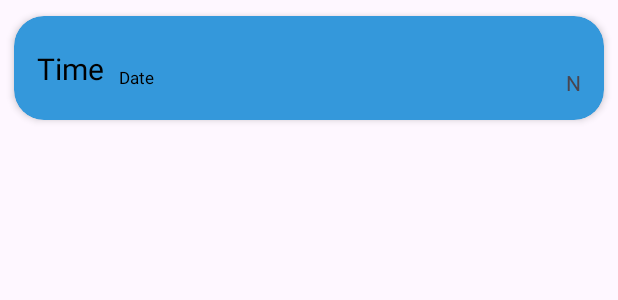
After one commit to ahmedhaasan/WeatherForeCast, an Android app: the layout alert_item.xml on its own in the app's theme, with its tools: preview values and no code run, on a phone screen of 412 x 824 dp. The commit adds this screen. Shown: the top 300 px of the screen. Run offline under Robolectric (Android 15) with nearby library versions, the phone set to English and light mode, and no system bars.

Commit message:
working on Alert Screen try to implement the Alert Fragment with xml and alert item also alert Dialog that i will take the data from  aslo implement some methods in Alert framgnet also alert viewModel and repo

```diff
--- a/app/build.gradle.kts
+++ b/app/build.gradle.kts
@@ -116,6 +116,10 @@ dependencies {
     //Work Manager
     implementation("androidx.work:work-runtime:2.9.1")
 
+    // easy permissinos for alarm
+    implementation ("pub.devrel:easypermissions:3.0.0")
+
+
 
 
 
--- a/app/src/main/AndroidManifest.xml
+++ b/app/src/main/AndroidManifest.xml
@@ -9,7 +9,12 @@
     <uses-permission android:name="android.permission.INTERNET" />
     <uses-permission android:name="android.permission.ACCESS_NETWORK_STATE" />
     <uses-permission android:name="android.permission.WRITE_EXTERNAL_STORAGE" />
+    <!--permissions for alarm-->
     <uses-permission android:name="android.permission.SCHEDULE_EXACT_ALARM"/>
+    <uses-permission android:name="android.permission.POST_NOTIFICATIONS" />
+    <uses-permission android:name="android.permission.RECEIVE_BOOT_COMPLETED" />
+    <uses-permission android:name="android.permission.SYSTEM_ALERT_WINDOW" />
+    <uses-permission android:name="android.permission.POST_NOTIFICATIONS" />
 
 
 
--- a/app/src/main/java/com/example/weatherforecast/model/database/WeatherDao.kt
+++ b/app/src/main/java/com/example/weatherforecast/model/database/WeatherDao.kt
@@ -73,6 +73,6 @@ interface WeatherDao {
     @Delete
     suspend fun deleteAlarm(alarm: AlarmEntity)
 
-    @Query("SELECT * FROM alarm_table ORDER BY createdAt DESC")
+    @Query("SELECT * FROM alarm_table")
     fun getAllAlarms(): Flow<List<AlarmEntity>>
 }
--- a/app/src/main/java/com/example/weatherforecast/model/reposiatory/ReposiatoryContract.kt
+++ b/app/src/main/java/com/example/weatherforecast/model/reposiatory/ReposiatoryContract.kt
@@ -43,7 +43,7 @@ interface ReposiatoryContract {
     /**
      *      lets start with alarm
      */
-    suspend fun insert(alarm: AlarmEntity)
+    suspend fun insertAlarmLocally(alarm: AlarmEntity)
     suspend fun deleteAlarm(alarm: AlarmEntity)
     fun getAllAlarms(): Flow<List<AlarmEntity>>
 
--- a/app/src/main/java/com/example/weatherforecast/model/view_models/alarm/AlarmFactory.kt
+++ b/app/src/main/java/com/example/weatherforecast/model/view_models/alarm/AlarmFactory.kt
@@ -5,7 +5,7 @@ import androidx.lifecycle.ViewModelProvider
 import com.example.weatherforecast.model.reposiatory.ReposiatoryImp
 import com.example.weatherforecast.model.view_models.home.WeatherViewModel
 
-class WeatherViewModelFactory(val repo : ReposiatoryImp) : ViewModelProvider.Factory {
+class AlarmFactory(val repo : ReposiatoryImp) : ViewModelProvider.Factory {
     override fun <T : ViewModel> create(modelClass: Class<T>): T {
         return if(modelClass.isAssignableFrom(AlarmViewModel::class.java)){
             AlarmViewModel(repo) as T
--- a/app/src/main/java/com/example/weatherforecast/view/setting/SettingFragment.kt
+++ b/app/src/main/java/com/example/weatherforecast/view/setting/SettingFragment.kt
@@ -155,12 +155,12 @@ class SettingFragment : Fragment() {
         binding.rgNotification.setOnCheckedChangeListener { _, checkedId ->
             val notification = when (checkedId) {
                 R.id.rb_enable -> {
-                    settingViewModel.saveNotificationPreference("enabled")
+                    settingViewModel.saveNotificationPreference(Constants.ENABLED)
                     getString(R.string.enable)
                 }
 
                 R.id.rb_disable -> {
-                    settingViewModel.saveNotificationPreference("disabled")
+                    settingViewModel.saveNotificationPreference(Constants.DISABLED)
                     getString(R.string.disable)
                 }
 
--- /dev/null
+++ b/app/src/main/res/layout/alert_item.xml
@@ -0,0 +1,65 @@
+<?xml version="1.0" encoding="utf-8"?>
+<com.google.android.material.card.MaterialCardView xmlns:android="http://schemas.android.com/apk/res/android"
+    xmlns:app="http://schemas.android.com/apk/res-auto"
+    android:layout_width="match_parent"
+    android:layout_height="wrap_content"
+    android:backgroundTint="@color/sky"
+    app:cardCornerRadius="20dp"
+    app:cardElevation="3dp"
+    app:cardUseCompatPadding="true"
+    app:strokeWidth="0dp">
+
+    <androidx.constraintlayout.widget.ConstraintLayout
+        android:layout_width="match_parent"
+        android:layout_height="match_parent"
+        android:padding="15dp">
+
+        <TextView
+            android:id="@+id/tv_from_time"
+            android:layout_width="wrap_content"
+            android:layout_height="wrap_content"
+            android:text="@string/time"
+            android:textColor="@color/black"
+            android:textSize="20sp"
+            app:layout_constraintTop_toTopOf="parent"
+            app:layout_constraintBottom_toBottomOf="parent"
+            app:layout_constraintStart_toStartOf="parent"
+            />
+
+        <TextView
+            android:id="@+id/tv_from_date"
+            android:layout_width="wrap_content"
+            android:layout_height="wrap_content"
+            android:text="@string/date"
+            android:textColor="@color/black"
+            android:textSize="11sp"
+            android:layout_marginStart="10dp"
+            app:layout_constraintStart_toEndOf="@id/tv_from_time"
+            app:layout_constraintBottom_toBottomOf="@id/tv_from_time"
+            />
+
+        <TextView
+            android:id="@+id/tv_zoneName"
+            android:layout_width="wrap_content"
+            android:layout_height="wrap_content"
+            android:textColor="@color/black"
+            android:textStyle="bold"
+            android:layout_marginHorizontal="10dp"
+            app:layout_constraintEnd_toEndOf="parent"
+            app:layout_constraintTop_toTopOf="parent"
+            />
+
+        <TextView
+            android:id="@+id/tv_kind"
+            android:layout_width="wrap_content"
+            android:layout_height="wrap_content"
+            android:text="@string/notification"
+            android:layout_marginEnd="10dp"
+            app:layout_constraintStart_toStartOf="@id/tv_zoneName"
+            app:layout_constraintTop_toBottomOf="@id/tv_zoneName"
+            />
+
+    </androidx.constraintlayout.widget.ConstraintLayout>
+
+
+</com.google.android.material.card.MaterialCardView>
--- a/app/src/main/res/layout/fragment_alert.xml
+++ b/app/src/main/res/layout/fragment_alert.xml
@@ -5,7 +5,7 @@
     android:layout_height="match_parent"
     xmlns:app="http://schemas.android.com/apk/res-auto"
     android:label="@string/favorite_menu"
-    tools:context=".view.AlertFragment">
+    tools:context=".view.alert.AlertFragment">
 
 
     <androidx.recyclerview.widget.RecyclerView
--- a/app/src/main/res/navigation/wh_navigation.xml
+++ b/app/src/main/res/navigation/wh_navigation.xml
@@ -21,7 +21,7 @@
     </fragment>
     <fragment
         android:id="@+id/alertFragment"
-        android:name="com.example.weatherforecast.view.AlertFragment"
+        android:name="com.example.weatherforecast.view.alert.AlertFragment"
         android:label="fragment_alert"
         tools:layout="@layout/fragment_alert" />
     <fragment
--- a/app/src/main/res/values/strings.xml
+++ b/app/src/main/res/values/strings.xml
@@ -64,6 +64,8 @@
     <string name="ask_for_permission">We can\'t provide location for you right now. Please allow location.</string>
     <string name="add_alarm">Add Alarm</string>
     <string name="alert">Alert</string>
+    <string name="time">Time</string>
+    <string name="date">Date</string>
 
 
 </resources>
```
Also changed, not shown: app/src/main/java/com/example/weatherforecast/Constants.kt (+8 -0 lines), app/src/main/java/com/example/weatherforecast/Formats.kt (+52 -0 lines), app/src/main/java/com/example/weatherforecast/model/database/WeatherDataBase.kt (+10 -1 lines), app/src/main/java/com/example/weatherforecast/model/pojos/AlarmEntity.kt (+4 -3 lines), app/src/main/java/com/example/weatherforecast/model/reposiatory/ReposiatoryImp.kt (+5 -2 lines), app/src/main/java/com/example/weatherforecast/model/view_models/alarm/AlarmViewModel.kt (+54 -0 lines), app/src/main/java/com/example/weatherforecast/view/AlertFragment.kt (deleted, +0 -56 lines), app/src/main/java/com/example/weatherforecast/view/alert/AlarmAdapter.kt (added, +38 -0 lines), app/src/main/java/com/example/weatherforecast/view/alert/AlertDeffUtill.kt (added, +14 -0 lines), app/src/main/java/com/example/weatherforecast/view/alert/AlertFragment.kt (added, +323 -0 lines).
